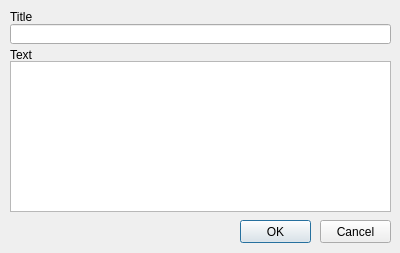
First picture: the form in nodeeditor.ui, repository dragazo/uchoose, before the edit.
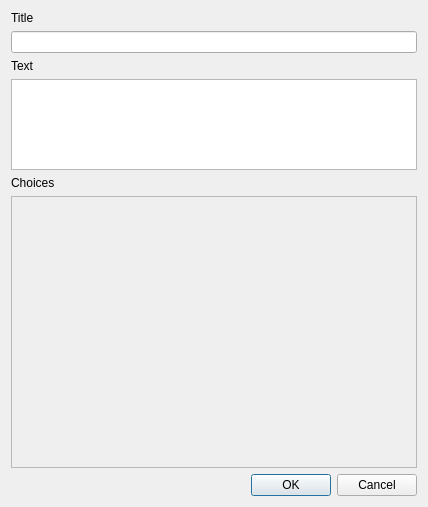
Second picture: the form after the edit.

Commit message:
better node editor window
changed the node editor window to use layout panels for automatic widget resizing/etc.

added a scroll area for displaying choices (not yet implemented).

The edit to the form file:
```diff
--- a/nodeeditor.ui
+++ b/nodeeditor.ui
@@ -6,87 +6,109 @@
    <rect>
     <x>0</x>
     <y>0</y>
-    <width>400</width>
-    <height>253</height>
+    <width>428</width>
+    <height>507</height>
    </rect>
   </property>
+  <property name="minimumSize">
+   <size>
+    <width>428</width>
+    <height>507</height>
+   </size>
+  </property>
   <property name="windowTitle">
    <string>Adventure Node Editor</string>
   </property>
+  <layout class="QVBoxLayout" name="verticalLayout">
+   <item>
   <widget class="QLabel" name="label">
-   <property name="geometry">
-    <rect>
-     <x>10</x>
-     <y>10</y>
-     <width>47</width>
-     <height>13</height>
-    </rect>
-   </property>
    <property name="text">
     <string>Title</string>
    </property>
   </widget>
-  <widget class="QLineEdit" name="TitleText">
-   <property name="geometry">
-    <rect>
-     <x>10</x>
-     <y>24</y>
-     <width>381</width>
-     <height>20</height>
-    </rect>
-   </property>
-  </widget>
+   </item>
+   <item>
+    <widget class="QLineEdit" name="TitleText"/>
+   </item>
+   <item>
   <widget class="QLabel" name="label_2">
-   <property name="geometry">
-    <rect>
-     <x>10</x>
-     <y>48</y>
-     <width>47</width>
-     <height>13</height>
-    </rect>
-   </property>
    <property name="text">
     <string>Text</string>
    </property>
   </widget>
+   </item>
+   <item>
   <widget class="QPlainTextEdit" name="TextText">
-   <property name="geometry">
-    <rect>
-     <x>10</x>
-     <y>61</y>
-     <width>381</width>
-     <height>151</height>
-    </rect>
+     <property name="enabled">
+      <bool>true</bool>
+     </property>
+     <property name="sizePolicy">
+      <sizepolicy hsizetype="Expanding" vsizetype="Expanding">
+       <horstretch>0</horstretch>
+       <verstretch>1</verstretch>
+      </sizepolicy>
+     </property>
+     <property name="baseSize">
+      <size>
+       <width>0</width>
+       <height>0</height>
+      </size>
+     </property>
+     <property name="readOnly">
+      <bool>false</bool>
    </property>
    <property name="tabStopWidth">
     <number>16</number>
    </property>
   </widget>
-  <widget class="QPushButton" name="CancelButton">
+   </item>
+   <item>
+    <widget class="QLabel" name="label_3">
+     <property name="text">
+      <string>Choices</string>
+     </property>
+    </widget>
+   </item>
+   <item>
+    <widget class="QScrollArea" name="ChoicesScrollArea">
+     <property name="sizePolicy">
+      <sizepolicy hsizetype="Expanding" vsizetype="Expanding">
+       <horstretch>0</horstretch>
+       <verstretch>3</verstretch>
+      </sizepolicy>
+     </property>
+     <property name="widgetResizable">
+      <bool>true</bool>
+     </property>
+     <widget class="QWidget" name="scrollAreaWidgetContents">
    <property name="geometry">
     <rect>
-     <x>320</x>
-     <y>220</y>
-     <width>71</width>
-     <height>23</height>
-    </rect>
-   </property>
-   <property name="text">
-    <string>Cancel</string>
-   </property>
-   <property name="default">
-    <bool>false</bool>
-   </property>
-  </widget>
+        <x>0</x>
+        <y>0</y>
+        <width>408</width>
+        <height>275</height>
+       </rect>
+      </property>
+     </widget>
+    </widget>
+   </item>
+   <item>
+    <layout class="QHBoxLayout" name="horizontalLayout">
+     <item>
+      <spacer name="horizontalSpacer">
+       <property name="orientation">
+        <enum>Qt::Horizontal</enum>
+       </property>
+       <property name="sizeHint" stdset="0">
+        <size>
+         <width>40</width>
+         <height>20</height>
+        </size>
+       </property>
+      </spacer>
+     </item>
+     <item>
   <widget class="QPushButton" name="OKButton">
-   <property name="geometry">
-    <rect>
-     <x>240</x>
-     <y>220</y>
-     <width>71</width>
-     <height>23</height>
-    </rect>
-   </property>
    <property name="text">
     <string>OK</string>
    </property>
@@ -94,6 +116,20 @@
     <bool>true</bool>
    </property>
   </widget>
+     </item>
+     <item>
+      <widget class="QPushButton" name="CancelButton">
+       <property name="text">
+        <string>Cancel</string>
+       </property>
+       <property name="default">
+        <bool>false</bool>
+       </property>
+      </widget>
+     </item>
+    </layout>
+   </item>
+  </layout>
  </widget>
  <resources/>
  <connections/>
```
Lines whose indentation alone changed are shown as unchanged.
